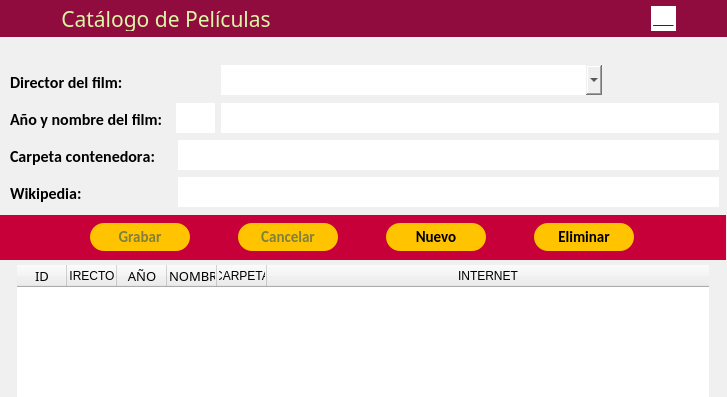
Above: gui/main.ui from QuitoAr/Cine before the change; both pictures show x 0 to 727 and y 0 to 397 of the 727 by 572 pixel window. Below: the same form after it.
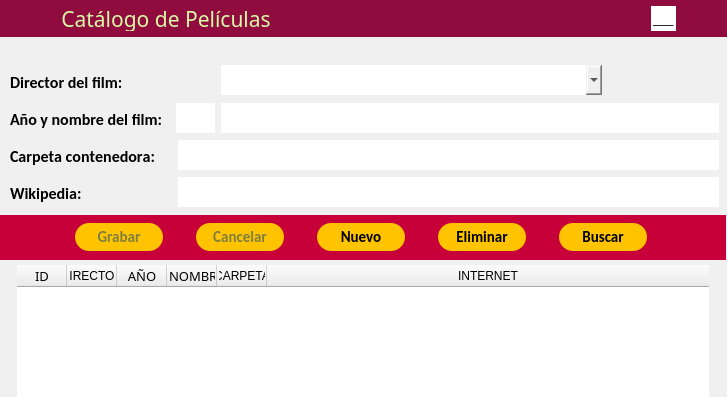
That is the form after the change. Icons and pictures are not drawn.

Commit message: Creacion ventana_buscar

```diff
--- a/gui/main.ui
+++ b/gui/main.ui
@@ -570,7 +570,7 @@
        </property>
        <property name="minimumSize">
         <size>
-         <width>100</width>
+         <width>88</width>
          <height>28</height>
         </size>
        </property>
@@ -1054,7 +1054,7 @@
        </property>
        <property name="minimumSize">
         <size>
-         <width>100</width>
+         <width>88</width>
          <height>28</height>
         </size>
        </property>
@@ -1538,7 +1538,7 @@
        </property>
        <property name="minimumSize">
         <size>
-         <width>100</width>
+         <width>88</width>
          <height>28</height>
         </size>
        </property>
@@ -2022,7 +2022,7 @@
        </property>
        <property name="minimumSize">
         <size>
-         <width>100</width>
+         <width>88</width>
          <height>28</height>
         </size>
        </property>
@@ -2493,6 +2493,490 @@
        </property>
       </widget>
      </item>
+     <item>
+      <widget class="QPushButton" name="btnBuscar">
+       <property name="enabled">
+        <bool>true</bool>
+       </property>
+       <property name="sizePolicy">
+        <sizepolicy hsizetype="Maximum" vsizetype="Fixed">
+         <horstretch>0</horstretch>
+         <verstretch>0</verstretch>
+        </sizepolicy>
+       </property>
+       <property name="minimumSize">
+        <size>
+         <width>88</width>
+         <height>28</height>
+        </size>
+       </property>
+       <property name="palette">
+        <palette>
+         <active>
+          <colorrole role="WindowText">
+           <brush brushstyle="SolidPattern">
+            <color alpha="255">
+             <red>0</red>
+             <green>0</green>
+             <blue>0</blue>
+            </color>
+           </brush>
+          </colorrole>
+          <colorrole role="Button">
+           <brush brushstyle="SolidPattern">
+            <color alpha="255">
+             <red>255</red>
+             <green>195</green>
+             <blue>0</blue>
+            </color>
+           </brush>
+          </colorrole>
+          <colorrole role="Light">
+           <brush brushstyle="SolidPattern">
+            <color alpha="255">
+             <red>255</red>
+             <green>255</green>
+             <blue>255</blue>
+            </color>
+           </brush>
+          </colorrole>
+          <colorrole role="Midlight">
+           <brush brushstyle="SolidPattern">
+            <color alpha="255">
+             <red>255</red>
+             <green>255</green>
+             <blue>191</blue>
+            </color>
+           </brush>
+          </colorrole>
+          <colorrole role="Dark">
+           <brush brushstyle="SolidPattern">
+            <color alpha="255">
+             <red>127</red>
+             <green>127</green>
+             <blue>63</blue>
+            </color>
+           </brush>
+          </colorrole>
+          <colorrole role="Mid">
+           <brush brushstyle="SolidPattern">
+            <color alpha="255">
+             <red>170</red>
+             <green>170</green>
+             <blue>84</blue>
+            </color>
+           </brush>
+          </colorrole>
+          <colorrole role="Text">
+           <brush brushstyle="SolidPattern">
+            <color alpha="255">
+             <red>0</red>
+             <green>0</green>
+             <blue>0</blue>
+            </color>
+           </brush>
+          </colorrole>
+          <colorrole role="BrightText">
+           <brush brushstyle="SolidPattern">
+            <color alpha="255">
+             <red>255</red>
+             <green>255</green>
+             <blue>255</blue>
+            </color>
+           </brush>
+          </colorrole>
+          <colorrole role="ButtonText">
+           <brush brushstyle="SolidPattern">
+            <color alpha="255">
+             <red>0</red>
+             <green>0</green>
+             <blue>0</blue>
+            </color>
+           </brush>
+          </colorrole>
+          <colorrole role="Base">
+           <brush brushstyle="SolidPattern">
+            <color alpha="255">
+             <red>255</red>
+             <green>195</green>
+             <blue>0</blue>
+            </color>
+           </brush>
+          </colorrole>
+          <colorrole role="Window">
+           <brush brushstyle="SolidPattern">
+            <color alpha="255">
+             <red>255</red>
+             <green>195</green>
+             <blue>0</blue>
+            </color>
+           </brush>
+          </colorrole>
+          <colorrole role="Shadow">
+           <brush brushstyle="SolidPattern">
+            <color alpha="255">
+             <red>0</red>
+             <green>0</green>
+             <blue>0</blue>
+            </color>
+           </brush>
+          </colorrole>
+          <colorrole role="Highlight">
+           <brush brushstyle="SolidPattern">
+            <color alpha="255">
+             <red>218</red>
+             <green>247</green>
+             <blue>166</blue>
+            </color>
+           </brush>
+          </colorrole>
+          <colorrole role="AlternateBase">
+           <brush brushstyle="SolidPattern">
+            <color alpha="255">
+             <red>255</red>
+             <green>87</green>
+             <blue>51</blue>
+            </color>
+           </brush>
+          </colorrole>
+          <colorrole role="ToolTipBase">
+           <brush brushstyle="SolidPattern">
+            <color alpha="255">
+             <red>255</red>
+             <green>255</green>
+             <blue>220</blue>
+            </color>
+           </brush>
+          </colorrole>
+          <colorrole role="ToolTipText">
+           <brush brushstyle="SolidPattern">
+            <color alpha="255">
+             <red>0</red>
+             <green>0</green>
+             <blue>0</blue>
+            </color>
+           </brush>
+          </colorrole>
+         </active>
+         <inactive>
+          <colorrole role="WindowText">
+           <brush brushstyle="SolidPattern">
+            <color alpha="255">
+             <red>0</red>
+             <green>0</green>
+             <blue>0</blue>
+            </color>
+           </brush>
+          </colorrole>
+          <colorrole role="Button">
+           <brush brushstyle="SolidPattern">
+            <color alpha="255">
+             <red>255</red>
+             <green>195</green>
+             <blue>0</blue>
+            </color>
+           </brush>
+          </colorrole>
+          <colorrole role="Light">
+           <brush brushstyle="SolidPattern">
+            <color alpha="255">
+             <red>255</red>
+             <green>255</green>
+             <blue>255</blue>
+            </color>
+           </brush>
+          </colorrole>
+          <colorrole role="Midlight">
+           <brush brushstyle="SolidPattern">
+            <color alpha="255">
+             <red>255</red>
+             <green>255</green>
+             <blue>191</blue>
+            </color>
+           </brush>
+          </colorrole>
+          <colorrole role="Dark">
+           <brush brushstyle="SolidPattern">
+            <color alpha="255">
+             <red>127</red>
+             <green>127</green>
+             <blue>63</blue>
+            </color>
+           </brush>
+          </colorrole>
+          <colorrole role="Mid">
+           <brush brushstyle="SolidPattern">
+            <color alpha="255">
+             <red>170</red>
+             <green>170</green>
+             <blue>84</blue>
+            </color>
+           </brush>
+          </colorrole>
+          <colorrole role="Text">
+           <brush brushstyle="SolidPattern">
+            <color alpha="255">
+             <red>0</red>
+             <green>0</green>
+             <blue>0</blue>
+            </color>
+           </brush>
+          </colorrole>
+          <colorrole role="BrightText">
+           <brush brushstyle="SolidPattern">
+            <color alpha="255">
+             <red>255</red>
+             <green>255</green>
+             <blue>255</blue>
+            </color>
+           </brush>
+          </colorrole>
+          <colorrole role="ButtonText">
+           <brush brushstyle="SolidPattern">
+            <color alpha="255">
+             <red>0</red>
+             <green>0</green>
+             <blue>0</blue>
+            </color>
+           </brush>
+          </colorrole>
+          <colorrole role="Base">
+           <brush brushstyle="SolidPattern">
+            <color alpha="255">
+             <red>255</red>
+             <green>195</green>
+             <blue>0</blue>
+            </color>
+           </brush>
+          </colorrole>
+          <colorrole role="Window">
+           <brush brushstyle="SolidPattern">
+            <color alpha="255">
+             <red>255</red>
+             <green>195</green>
+             <blue>0</blue>
+            </color>
+           </brush>
+          </colorrole>
+          <colorrole role="Shadow">
+           <brush brushstyle="SolidPattern">
+            <color alpha="255">
+             <red>0</red>
+             <green>0</green>
+             <blue>0</blue>
+            </color>
+           </brush>
+          </colorrole>
+          <colorrole role="Highlight">
+           <brush brushstyle="SolidPattern">
+            <color alpha="255">
+             <red>218</red>
+             <green>247</green>
+             <blue>166</blue>
+            </color>
+           </brush>
+          </colorrole>
+          <colorrole role="AlternateBase">
+           <brush brushstyle="SolidPattern">
+            <color alpha="255">
+             <red>255</red>
+             <green>87</green>
+             <blue>51</blue>
+            </color>
+           </brush>
+          </colorrole>
+          <colorrole role="ToolTipBase">
+           <brush brushstyle="SolidPattern">
+            <color alpha="255">
+             <red>255</red>
+             <green>255</green>
+             <blue>220</blue>
+            </color>
+           </brush>
+          </colorrole>
+          <colorrole role="ToolTipText">
+           <brush brushstyle="SolidPattern">
+            <color alpha="255">
+             <red>0</red>
+             <green>0</green>
+             <blue>0</blue>
+            </color>
+           </brush>
+          </colorrole>
+         </inactive>
+         <disabled>
+          <colorrole role="WindowText">
+           <brush brushstyle="SolidPattern">
+            <color alpha="255">
+             <red>127</red>
+             <green>127</green>
+             <blue>63</blue>
+            </color>
+           </brush>
+          </colorrole>
+          <colorrole role="Button">
+           <brush brushstyle="SolidPattern">
+            <color alpha="255">
+             <red>255</red>
+             <green>195</green>
+             <blue>0</blue>
+            </color>
+           </brush>
+          </colorrole>
+          <colorrole role="Light">
+           <brush brushstyle="SolidPattern">
+            <color alpha="255">
+             <red>255</red>
+             <green>255</green>
+             <blue>255</blue>
+            </color>
+           </brush>
+          </colorrole>
+          <colorrole role="Midlight">
+           <brush brushstyle="SolidPattern">
+            <color alpha="255">
+             <red>255</red>
+             <green>255</green>
+             <blue>191</blue>
+            </color>
+           </brush>
+          </colorrole>
+          <colorrole role="Dark">
+           <brush brushstyle="SolidPattern">
+            <color alpha="255">
+             <red>127</red>
+             <green>127</green>
+             <blue>63</blue>
+            </color>
+           </brush>
+          </colorrole>
+          <colorrole role="Mid">
+           <brush brushstyle="SolidPattern">
+            <color alpha="255">
+             <red>170</red>
+             <green>170</green>
+             <blue>84</blue>
+            </color>
+           </brush>
+          </colorrole>
+          <colorrole role="Text">
+           <brush brushstyle="SolidPattern">
+            <color alpha="255">
+             <red>127</red>
+             <green>127</green>
+             <blue>63</blue>
+            </color>
+           </brush>
+          </colorrole>
+          <colorrole role="BrightText">
+           <brush brushstyle="SolidPattern">
+            <color alpha="255">
+             <red>255</red>
+             <green>255</green>
+             <blue>255</blue>
+            </color>
+           </brush>
+          </colorrole>
+          <colorrole role="ButtonText">
+           <brush brushstyle="SolidPattern">
+            <color alpha="255">
+             <red>127</red>
+             <green>127</green>
+             <blue>63</blue>
+            </color>
+           </brush>
+          </colorrole>
+          <colorrole role="Base">
+           <brush brushstyle="SolidPattern">
+            <color alpha="255">
+             <red>255</red>
+             <green>195</green>
+             <blue>0</blue>
+            </color>
+           </brush>
+          </colorrole>
+          <colorrole role="Window">
+           <brush brushstyle="SolidPattern">
+            <color alpha="255">
+             <red>255</red>
+             <green>195</green>
+             <blue>0</blue>
+            </color>
+           </brush>
+          </colorrole>
+          <colorrole role="Shadow">
+           <brush brushstyle="SolidPattern">
+            <color alpha="255">
+             <red>0</red>
+             <green>0</green>
+             <blue>0</blue>
+            </color>
+           </brush>
+          </colorrole>
+          <colorrole role="Highlight">
+           <brush brushstyle="SolidPattern">
+            <color alpha="255">
+             <red>218</red>
+             <green>247</green>
+             <blue>166</blue>
+            </color>
+           </brush>
+          </colorrole>
+          <colorrole role="AlternateBase">
+           <brush brushstyle="SolidPattern">
+            <color alpha="255">
+             <red>255</red>
+             <green>87</green>
+             <blue>51</blue>
+            </color>
+           </brush>
+          </colorrole>
+          <colorrole role="ToolTipBase">
+           <brush brushstyle="SolidPattern">
+            <color alpha="255">
+             <red>255</red>
+             <green>255</green>
+             <blue>220</blue>
+            </color>
+           </brush>
+          </colorrole>
+          <colorrole role="ToolTipText">
+           <brush brushstyle="SolidPattern">
+            <color alpha="255">
+             <red>0</red>
+             <green>0</green>
+             <blue>0</blue>
+            </color>
+           </brush>
+          </colorrole>
+         </disabled>
+        </palette>
+       </property>
+       <property name="font">
+        <font>
+         <family>Calibri</family>
+         <pointsize>11</pointsize>
+         <weight>75</weight>
+         <bold>true</bold>
+        </font>
+       </property>
+       <property name="cursor">
+        <cursorShape>PointingHandCursor</cursorShape>
+       </property>
+       <property name="styleSheet">
+        <string notr="true">selection-background-color: rgb(218, 247, 166);
+alternate-background-color: rgb(255, 87, 51);
+background-color:rgb(255, 195, 0);
+border: 2px;
+border-radius: 14px;
+border-color: rgb(0, 0, 0);
+</string>
+       </property>
+       <property name="text">
+        <string>Buscar</string>
+       </property>
+      </widget>
+     </item>
     </layout>
    </widget>
    <widget class="QTableWidget" name="tblPeliculas">
```
Left out of the diff: 3 changed lines with no effect on the pictures. The commit also changes 3 other files.
